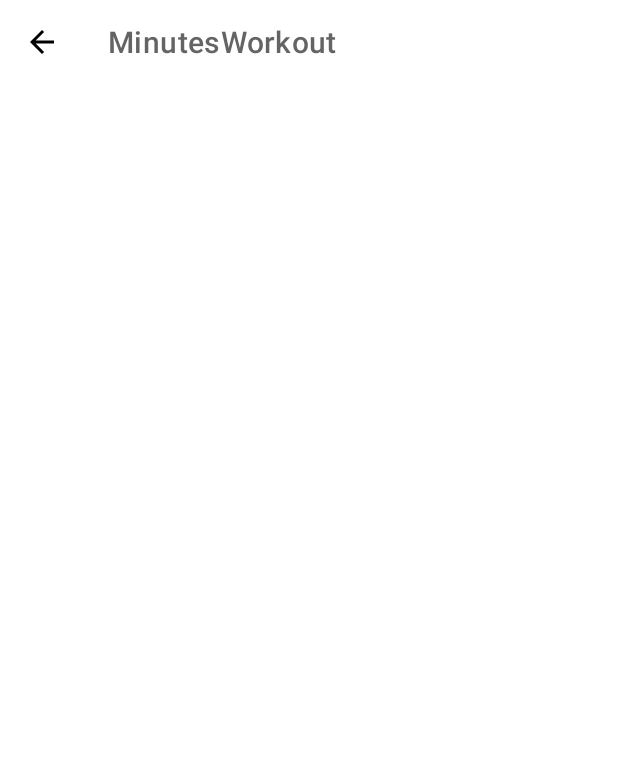
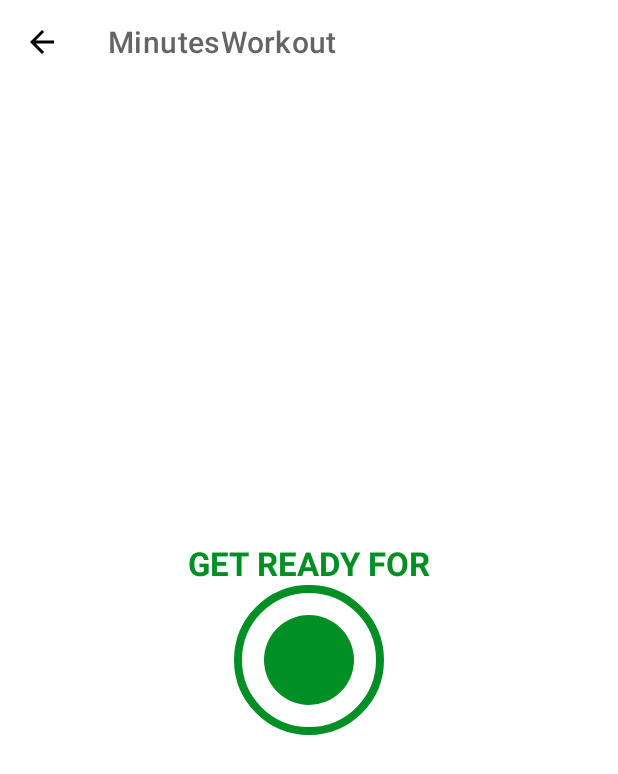
Before and after one commit to 1-MuhammadAli/Minutes_Workout_App, an Android app: the ExerciseActivity screen opened directly, with no data from a screen before it, on a phone screen of 412 x 824 dp. Shown: the top 774 px of the screen. Run offline under Robolectric (Android 15) with nearby library versions, the phone set to English and light mode, and no system bars.

Commit message:
Activity Exercise  : Added -> Implementing Custom UI Elements For A PRogressbar To Tick Counterclock wise

```diff
--- a/app/src/main/java/com/example/minutesworkout/MainActivity.kt
+++ b/app/src/main/java/com/example/minutesworkout/MainActivity.kt
@@ -15,7 +15,7 @@ class MainActivity : AppCompatActivity() {
         binding = ActivityMainBinding.inflate(layoutInflater)
         setContentView(binding?.root)
 
-        setContentView(R.layout.activity_main)
+        //setContentView(R.layout.activity_main)
 
         //val flStartButton : FrameLayout = findViewById(R.id.flStart)
         binding?.flStart?.setOnClickListener{
--- /dev/null
+++ b/app/src/main/res/drawable/circular_progress_bar.xml
@@ -0,0 +1,14 @@
+<?xml version="1.0" encoding="utf-8"?>
+<layer-list xmlns:android="http://schemas.android.com/apk/res/android">
+    <item>
+        <shape
+            android:innerRadius="2.7dp"
+            android:shape="ring"
+            android:thicknessRatio="50.0"
+            android:useLevel="true"
+            >
+            <solid
+                android:color="@color/colorPrimaryAccent" />
+        </shape>
+    </item>
+</layer-list>
--- /dev/null
+++ b/app/src/main/res/drawable/circular_progress_gray.xml
@@ -0,0 +1,14 @@
+<?xml version="1.0" encoding="utf-8"?>
+<layer-list xmlns:android="http://schemas.android.com/apk/res/android">
+    <item>
+        <shape
+            android:innerRadius="2.7dp"
+            android:shape="ring"
+            android:thicknessRatio="50.0"
+            android:useLevel="true"
+            >
+            <solid
+                android:color="#D4DEE7" />
+        </shape>
+    </item>
+</layer-list>
--- /dev/null
+++ b/app/src/main/res/drawable/item_circular_color_accent_background.xml
@@ -0,0 +1,6 @@
+<?xml version="1.0" encoding="utf-8"?>
+<shape xmlns:android="http://schemas.android.com/apk/res/android"
+    android:shape="oval">
+    <solid android:color="@color/colorPrimaryAccent" />
+
+</shape>
--- a/app/src/main/res/layout/activity_exercise.xml
+++ b/app/src/main/res/layout/activity_exercise.xml
@@ -1,5 +1,5 @@
 <?xml version="1.0" encoding="utf-8"?>
-<RelativeLayout xmlns:android="http://schemas.android.com/apk/res/android"
+<androidx.constraintlayout.widget.ConstraintLayout xmlns:android="http://schemas.android.com/apk/res/android"
     xmlns:app="http://schemas.android.com/apk/res-auto"
     xmlns:tools="http://schemas.android.com/tools"
     android:layout_width="match_parent"
@@ -8,6 +8,7 @@
 
     <androidx.appcompat.widget.Toolbar
         android:id="@+id/toolbarExercise"
+        app:layout_constraintTop_toTopOf="parent"
         android:layout_width="match_parent"
         android:theme="@style/ToolbarTheme"
         android:layout_height="?android:attr/actionBarSize"
@@ -15,5 +16,61 @@
         app:titleTextColor="@color/colorPrimary"
 
         />
+    <TextView
+        android:id="@+id/tvTitle"
+        android:layout_width="wrap_content"
+        android:layout_height="wrap_content"
+        android:text="GET READY FOR"
+        android:textSize="22sp"
+        android:textColor="@color/colorPrimaryAccent"
+        android:textStyle="bold"
+        app:layout_constraintBottom_toTopOf="@+id/flProgressBar"
+        app:layout_constraintEnd_toEndOf="parent"
+        app:layout_constraintStart_toStartOf="parent"
+        />
+    <FrameLayout
+        android:id="@+id/flProgressBar"
+        android:layout_width="100dp"
+        android:layout_height="100dp"
+        android:layout_margin="10dp"
+        android:background="@drawable/item_circular_color_accent_border"
+        app:layout_constraintBottom_toBottomOf="parent"
+        app:layout_constraintEnd_toEndOf="parent"
+        app:layout_constraintStart_toStartOf="parent"
+        app:layout_constraintTop_toBottomOf="@+id/toolbarExercise">
 
-</RelativeLayout>
+        <ProgressBar
+            android:id="@+id/progressBar"
+            android:layout_width="100dp"
+            android:layout_height="100dp"
+            android:layout_gravity="center"
+            android:background="@drawable/circular_progress_gray"
+            style="?android:attr/progressBarStyleHorizontal"
+            android:progressDrawable="@drawable/circular_progress_bar"
+            android:indeterminate="false"
+            android:max="10"
+            android:progress="100"
+            android:rotation="-90"
+            />
+        <LinearLayout
+            android:layout_width="60dp"
+            android:layout_height="60dp"
+            android:layout_gravity="center"
+            android:background="@drawable/item_circular_color_accent_background"
+            android:gravity="center">
+
+            <TextView
+                android:id="@+id/tvTimer"
+                android:layout_width="wrap_content"
+                android:layout_height="wrap_content"
+                android:textColor="#FFFFFF"
+                android:textSize="25sp"
+                android:textStyle="bold"
+                tools:text="10"
+
+                />
+        </LinearLayout>
+
+    </FrameLayout>
+
+</androidx.constraintlayout.widget.ConstraintLayout>
```
